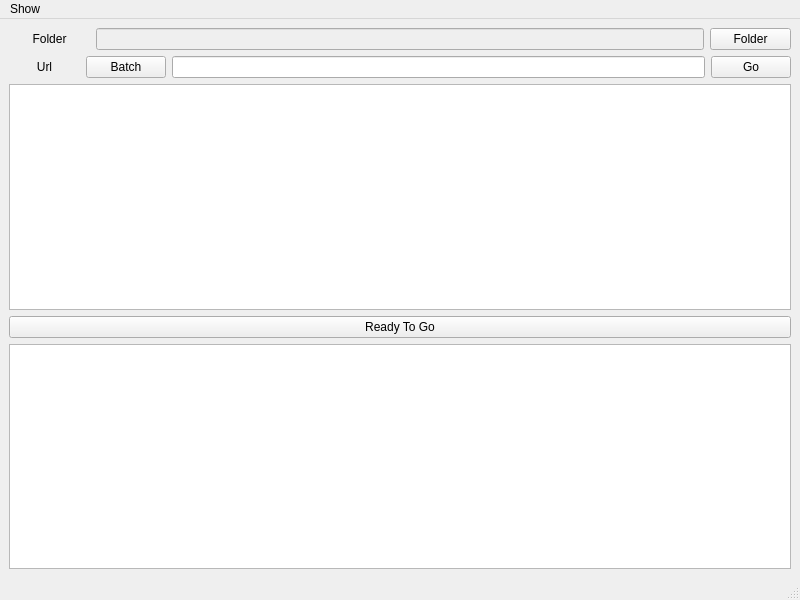
First picture: the form in helpmedownload/untitled_main.ui, repository ChrisYangTW/HelpMeDownload, before the edit.
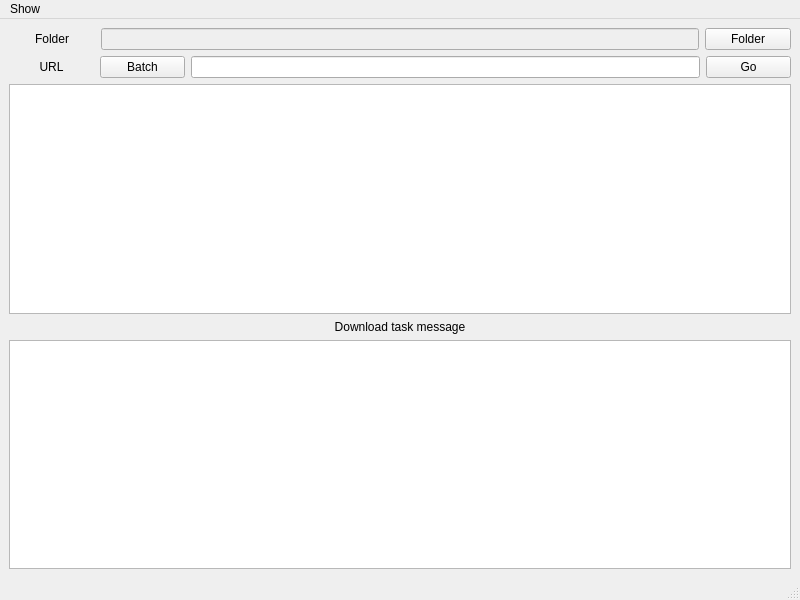
Second picture: the form after the edit.

Commit message: Implement batch download functionality.

```diff
--- a/helpmedownload/untitled_main.ui
+++ b/helpmedownload/untitled_main.ui
@@ -14,9 +14,9 @@
    <string>Help Me Download (just for Civit)</string>
   </property>
   <widget class="QWidget" name="centralwidget">
-   <layout class="QVBoxLayout" name="verticalLayout" stretch="1,1,2,0,1,2">
+   <layout class="QVBoxLayout" name="verticalLayout" stretch="1,1,2,0,0,2">
     <item>
-     <layout class="QHBoxLayout" name="horizontalLayout_1" stretch="2,15,2">
+     <layout class="QHBoxLayout" name="horizontalLayout_1" stretch="2,14,2">
       <item>
        <widget class="QLabel" name="folder_label">
         <property name="text">
@@ -44,11 +44,11 @@
      </layout>
     </item>
     <item>
-     <layout class="QHBoxLayout" name="horizontalLayout_2" stretch="2,2,15,2">
+     <layout class="QHBoxLayout" name="horizontalLayout_2" stretch="2,2,12,2">
       <item>
        <widget class="QLabel" name="url_label">
         <property name="text">
-         <string>Url</string>
+         <string>URL</string>
         </property>
         <property name="alignment">
          <set>Qt::AlignCenter</set>
@@ -81,9 +81,12 @@
      <layout class="QGridLayout" name="gridLayout_for_checkbox"/>
     </item>
     <item>
-     <widget class="QPushButton" name="ready_to_go_push_button">
+     <widget class="QLabel" name="label">
       <property name="text">
-       <string>Ready To Go</string>
+       <string>Download task message</string>
+      </property>
+      <property name="alignment">
+       <set>Qt::AlignCenter</set>
       </property>
      </widget>
     </item>
```
The commit also changes 4 other files.
